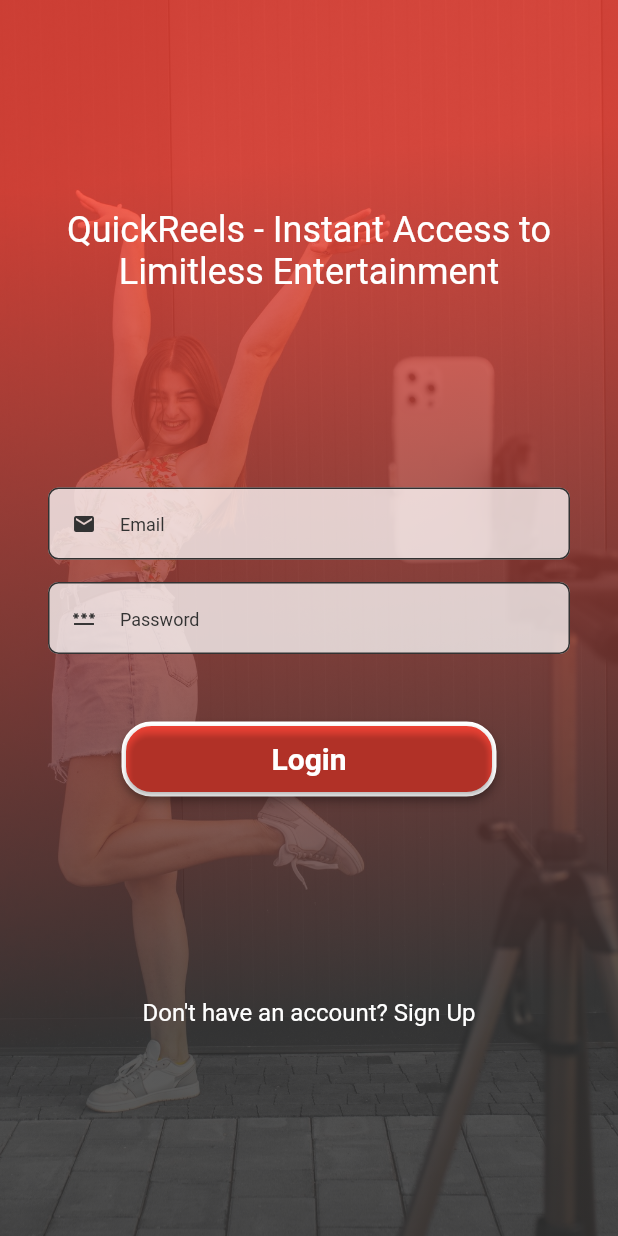
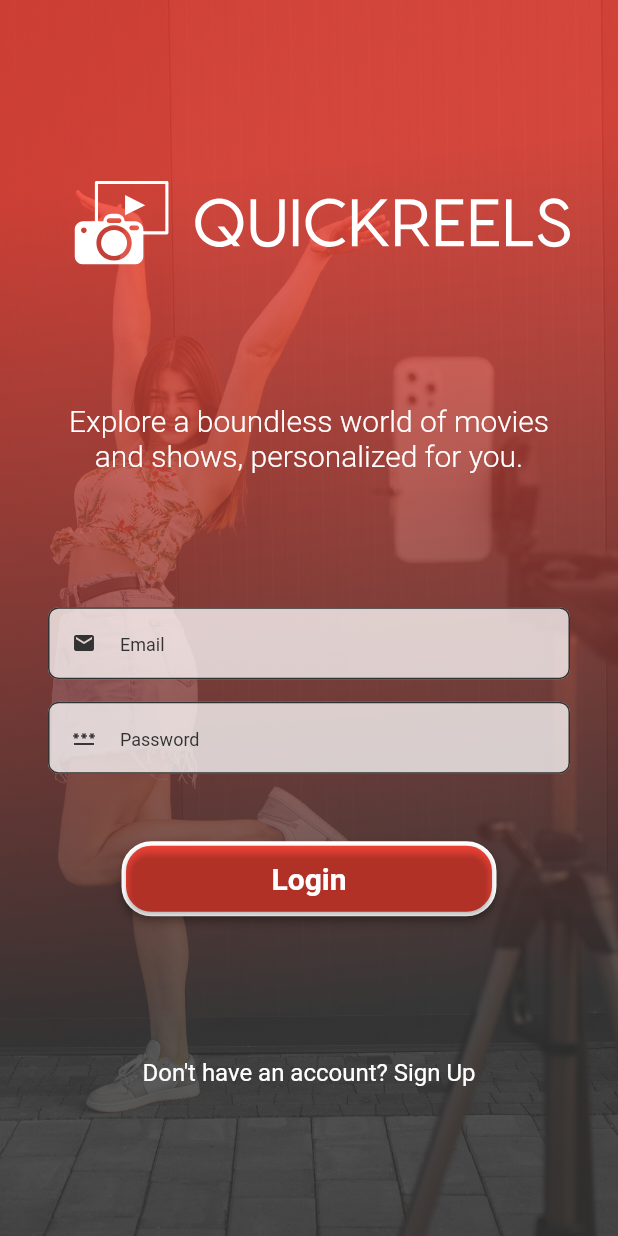
Before and after one commit to sergio11/quick_reels_flutter, a Flutter app: the screen it shows after launch, after a tap on "Sign In", on a phone screen of 412 x 824 dp. Run offline on Flutter 3.47's test engine with Material 2 defaults, Android fonts, the phone set to English and light mode, and no system bars; our stand-ins replace cached_network_image, carousel_slider, cloud_firestore, equatable, firebase_auth, firebase_core and 9 more; accounts and stored records are empty; generated files the repository leaves out were written again.

Commit message:
Implement OnboardingScreen

```diff
--- a/lib/app/core/widget/avatar_input_selector.dart
+++ b/lib/app/core/widget/avatar_input_selector.dart
@@ -36,7 +36,7 @@
         bottom: 0,
         left: 100,
         child: Container(
-            height: 40,
+            height: 35,
             decoration: BoxDecoration(
               border: Border.all(color: AppColors.colorSecondaryExtraLight, width: 1),
               shape: BoxShape.circle,
--- a/lib/app/features/onboarding/onboarding_screen.dart
+++ b/lib/app/features/onboarding/onboarding_screen.dart
@@ -1,5 +1,6 @@
 import 'package:carousel_slider/carousel_slider.dart';
 import 'package:flutter/material.dart';
+import 'package:flutter_svg/flutter_svg.dart';
 import 'package:quickreels/app/core/values/app_colors.dart';
 import 'package:quickreels/app/core/widget/common_button.dart';
 import 'package:quickreels/app/core/widget/common_onboarding_container.dart';
@@ -67,10 +68,19 @@
         const SizedBox(
           height: 0,
         ),
+        _buildMainLogo(),
         _buildCarouselSlider(),
         _buildActions(),
         _buildFooter()
       ]);
+  }
+
+  Widget _buildMainLogo() {
+    return SvgPicture.asset(
+      'assets/images/main_logo.svg',
+      color: AppColors.colorWhite,
+      height: 80,
+    );
   }
 
   Widget _buildCarouselSlider() {
@@ -84,43 +94,46 @@
           aspectRatio: 2.0),
       items: [
         {
-          "image": "image1.png",
+          "image": "discover.png",
           "title": "Discover QuickReels",
-          "text": "Explore exciting and diverse content.",
+          "text": "Experience QuickReels: Your gateway to a vast entertainment universe. Discover, indulge, and enjoy limitless content, tailored just for you.",
         },
         {
-          "image": "image2.png",
+          "image": "explore.png",
           "title": "Explore Collections",
-          "text": "Discover personalized collections for you.",
+          "text": "Uncover curated collections made just for you. Explore tailored assortments, uniquely crafted to match your preferences.",
         },
         {
-          "image": "image3.png",
+          "image": "favorites.png",
           "title": "Save Favorites",
-          "text": "Save your favorite videos to watch later.",
+          "text": "Bookmark your preferred videos for later viewing. Keep your favorites handy, ready for your leisure time.",
         },
         {
-          "image": "image4.png",
+          "image": "share.png",
           "title": "Share & Follow",
-          "text": "Share your experiences and follow other users.",
+          "text": "Engage and connect by sharing experiences, and follow fellow users for more interaction.",
         }
       ].map((slideItem) {
         return Builder(
           builder: (BuildContext context) {
             return Container(
-                padding: const EdgeInsets.symmetric(horizontal: 30),
+                padding: const EdgeInsets.symmetric(horizontal: 10),
                 width: MediaQuery.of(context).size.width,
                 child: Column(
-                  mainAxisAlignment: MainAxisAlignment.spaceEvenly,
+                  mainAxisAlignment: MainAxisAlignment.center,
                   crossAxisAlignment: CrossAxisAlignment.center,
                   children: [
                     Image.asset(
-                      "assets/${slideItem["image"]!}",
-                      height: 85,
+                      "assets/images/${slideItem["image"]!}",
+                      height: 50,
+                      color: AppColors.colorWhite,
                     ),
+                    const SizedBox(height: 25,),
                     Text(slideItem["title"]!,
                         textAlign: TextAlign.center,
                         style: Theme.of(context).textTheme.titleLarge?.copyWith(
                             color: AppColors.colorWhite, fontWeight: FontWeight.bold)),
+                    const SizedBox(height: 20,),
                     Text(slideItem["text"]!,
                         textAlign: TextAlign.center,
                         style: Theme.of(context).textTheme.bodyMedium?.copyWith(
--- a/lib/app/features/signin/views/signin_screen.dart
+++ b/lib/app/features/signin/views/signin_screen.dart
@@ -1,4 +1,5 @@
 import 'package:flutter/material.dart';
+import 'package:flutter_svg/flutter_svg.dart';
 import 'package:quickreels/app/core/base/base_view.dart';
 import 'package:quickreels/app/core/utils/textfield_validation.dart';
 import 'package:quickreels/app/core/values/app_colors.dart';
@@ -53,6 +54,7 @@
   Widget _buildScreenContent(BuildContext context) {
     return CommonOnBoardingContainer(
       children: [
+        _buildMainLogo(),
         _buildTitleScreen(context),
         _buildSignInForm(context),
         _buildSignUpRow(context),
@@ -60,16 +62,24 @@
     );
   }
 
+  Widget _buildMainLogo() {
+    return SvgPicture.asset(
+      'assets/images/main_logo.svg',
+      color: AppColors.colorWhite,
+      height: 80,
+    );
+  }
+
   Widget _buildTitleScreen(context) {
     return Column(
       mainAxisAlignment: MainAxisAlignment.center,
       children: [
-        Text("QuickReels - Instant Access to Limitless Entertainment",
+        Text("Explore a boundless world of movies and shows, personalized for you.",
             textAlign: TextAlign.center,
             style: Theme.of(context)
                 .textTheme
-                .headlineSmall
-                ?.copyWith(color: AppColors.colorWhite, fontWeight: FontWeight.w400)),
+            .labelLarge
+                ?.copyWith(color: AppColors.colorWhite, fontWeight: FontWeight.w300)),
       ],
     );
   }
--- a/lib/app/features/signup/views/signup_screen.dart
+++ b/lib/app/features/signup/views/signup_screen.dart
@@ -67,6 +67,7 @@
       ],
     );
   }
+
 
   Widget _buildAvatarInput() {
     return AvatarInputSelector(
--- a/pubspec.yaml
+++ b/pubspec.yaml
@@ -52,6 +52,7 @@
   carousel_slider: ^4.2.1
   fluttertoast: ^8.0.8
   flutter_spinkit: ^5.2.0
+  flutter_svg: ^2.0.7
 
 dev_dependencies:
   freezed: ^2.4.1
```
Also changed, not shown: assets/images/discover.png (added), assets/images/explore.png (added), assets/images/favorites.png (added), assets/images/main_logo.svg (added), assets/images/share.png (added), pubspec.lock.
